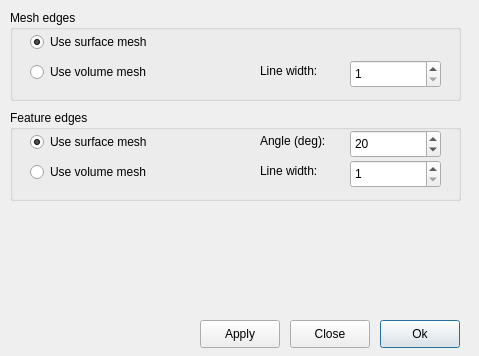
Above: ElmerGUI/vtkpost/preferences.ui from tehnick/elmerfem before the change. Below: the same form after it.
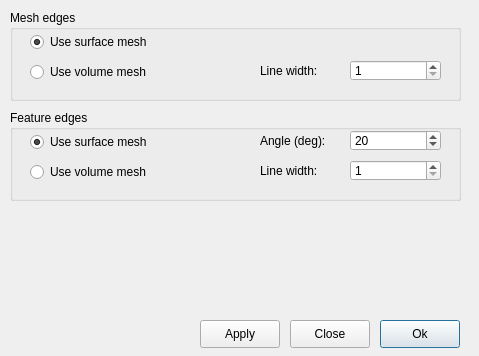
That is the form after the change. Icons and pictures are not drawn.

Commit message: ElmerGUI: Updated the user interface forms in vtk widget

Patch:
```diff
--- a/ElmerGUI/vtkpost/preferences.ui
+++ b/ElmerGUI/vtkpost/preferences.ui
@@ -94,7 +94,7 @@
       <x>340</x>
       <y>20</y>
       <width>91</width>
-      <height>28</height>
+      <height>21</height>
      </rect>
     </property>
     <property name="minimum" >
@@ -126,7 +126,7 @@
       <x>340</x>
       <y>50</y>
       <width>91</width>
-      <height>28</height>
+      <height>21</height>
      </rect>
     </property>
     <property name="minimum" >
@@ -207,7 +207,7 @@
       <x>340</x>
       <y>50</y>
       <width>91</width>
-      <height>28</height>
+      <height>21</height>
      </rect>
     </property>
     <property name="minimum" >
```
The commit also changes 3 other files.
